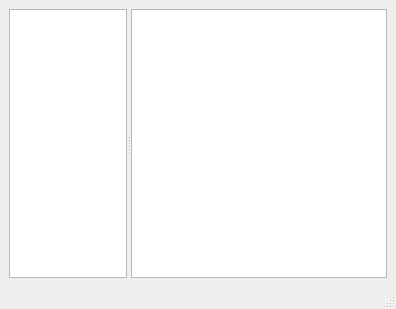
Before: the Qt Designer form djon/MainWindow.ui in crossleyjuan/djon, drawn with Qt 5.
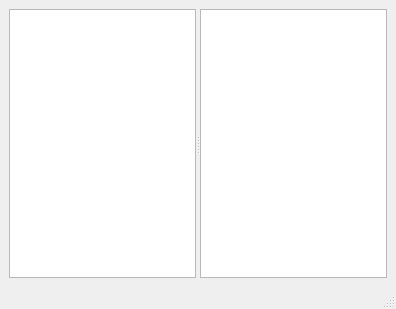
After: the same form once the commit is applied. Icons and pictures are not drawn.

What changed in the file:
```diff
--- a/djon/MainWindow.ui
+++ b/djon/MainWindow.ui
@@ -31,12 +31,6 @@
        <enum>Qt::Horizontal</enum>
       </property>
       <widget class="QTreeView" name="taskView">
-       <property name="sizePolicy">
-        <sizepolicy hsizetype="Expanding" vsizetype="Expanding">
-         <horstretch>1</horstretch>
-         <verstretch>0</verstretch>
-        </sizepolicy>
-       </property>
        <property name="verticalScrollBarPolicy">
         <enum>Qt::ScrollBarAlwaysOff</enum>
        </property>
@@ -57,6 +51,12 @@
        </property>
       </widget>
       <widget class="QGraphicsView" name="ganttView">
+       <property name="sizePolicy">
+        <sizepolicy hsizetype="Preferred" vsizetype="Preferred">
+         <horstretch>0</horstretch>
+         <verstretch>0</verstretch>
+        </sizepolicy>
+       </property>
        <property name="alignment">
         <set>Qt::AlignLeading|Qt::AlignLeft|Qt::AlignTop</set>
        </property>
```
